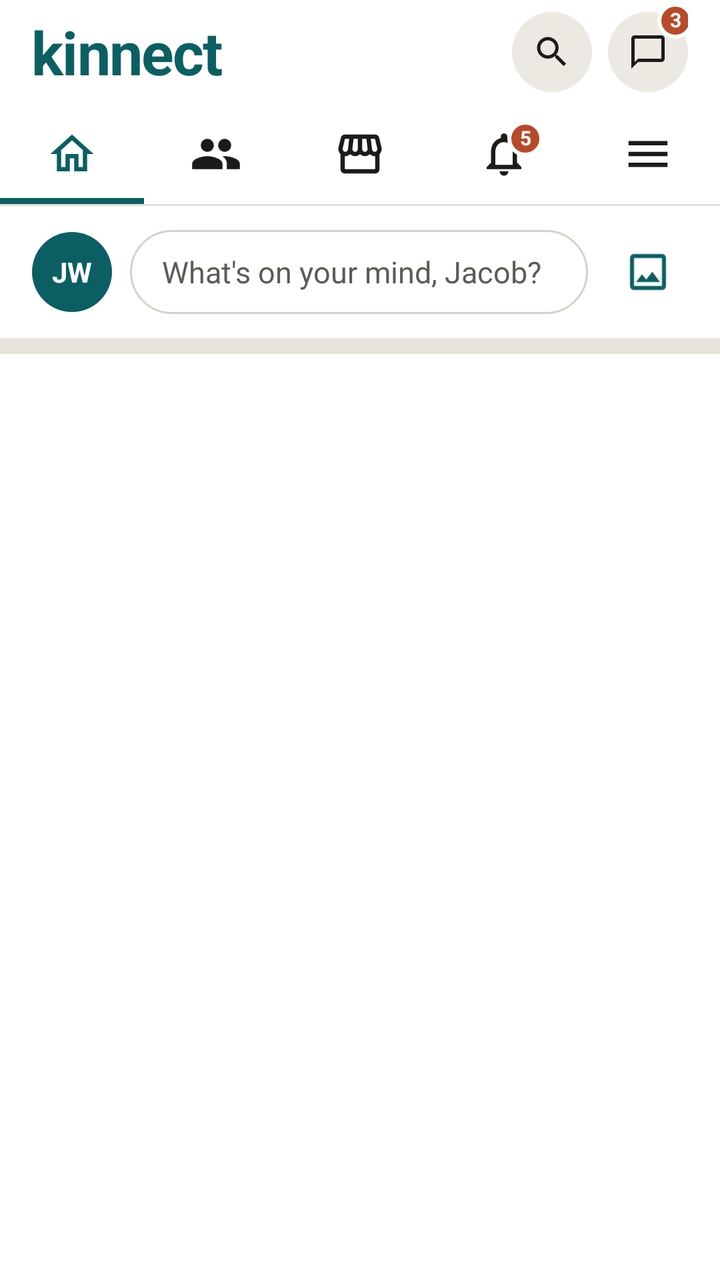
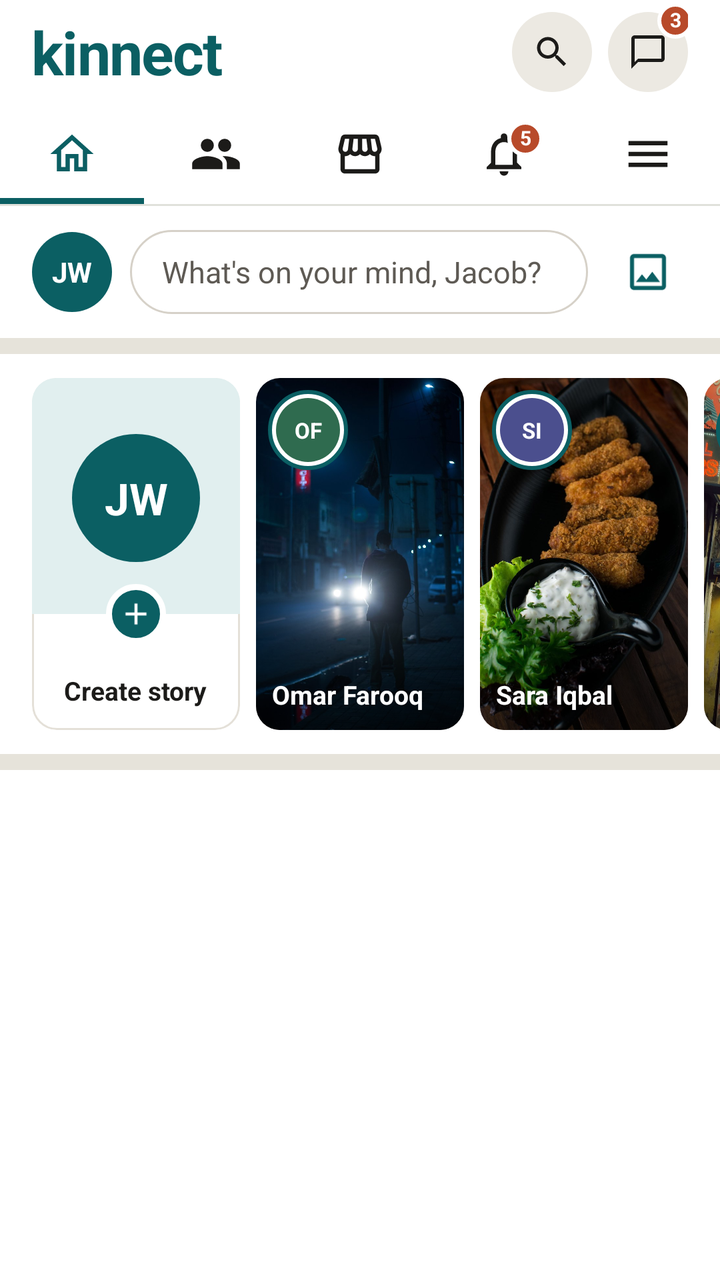

The first picture is an Android layout as it rendered before a commit; the second is the same layout after the commit. The layout source and the unified diff follow.
<!-- AndroidManifest.xml: application theme Theme.I230853 -->
<!-- res/layout/activity_home.xml -->
<?xml version="1.0" encoding="utf-8"?>
<LinearLayout xmlns:android="http://schemas.android.com/apk/res/android"
    xmlns:app="http://schemas.android.com/apk/res-auto"
    xmlns:tools="http://schemas.android.com/tools"
    android:id="@+id/main"
    android:layout_width="match_parent"
    android:layout_height="match_parent"
    android:background="@color/white"
    android:orientation="vertical"
    tools:context=".HomeActivity">

    
    <RelativeLayout
        android:id="@+id/rl_header"
        android:layout_width="match_parent"
        android:layout_height="52dp"
        android:paddingStart="16dp"
        android:paddingEnd="16dp">

        
        <TextView
            android:id="@+id/tv_home_wordmark"
            android:layout_width="wrap_content"
            android:layout_height="wrap_content"
            android:layout_alignParentStart="true"
            android:layout_centerVertical="true"
            android:letterSpacing="-0.02"
            android:text="@string/wordmark"
            android:textColor="@color/kinnect_teal"
            android:textSize="30sp"
            android:textStyle="bold" />

        
        <ImageView
            android:id="@+id/iv_header_chats"
            android:layout_width="40dp"
            android:layout_height="40dp"
            android:layout_alignParentEnd="true"
            android:layout_centerVertical="true"
            android:background="@drawable/bg_circle"
            android:backgroundTint="@color/pill_grey"
            android:contentDescription="@string/cd_chats"
            android:padding="10dp"
            android:src="@drawable/ic_chat"
            app:tint="@color/text_primary" />

        
        <TextView
            android:id="@+id/tv_badge_chats"
            android:layout_width="18dp"
            android:layout_height="18dp"
            android:layout_alignTop="@id/iv_header_chats"
            android:layout_alignEnd="@id/iv_header_chats"
            android:layout_marginTop="-5dp"
            android:layout_marginEnd="-3dp"
            android:background="@drawable/bg_badge"
            android:gravity="center"
            android:includeFontPadding="false"
            android:text="@string/badge_count_3"
            android:textColor="@color/white"
            android:textSize="10sp"
            android:textStyle="bold" />

        
        <ImageView
            android:id="@+id/iv_header_search"
            android:layout_width="40dp"
            android:layout_height="40dp"
            android:layout_centerVertical="true"
            android:layout_marginEnd="8dp"
            android:layout_toStartOf="@id/iv_header_chats"
            android:background="@drawable/bg_circle"
            android:backgroundTint="@color/pill_grey"
            android:contentDescription="@string/cd_search"
            android:padding="10dp"
            android:src="@drawable/ic_search"
            app:tint="@color/text_primary" />
    </RelativeLayout>

    
    <LinearLayout
        android:id="@+id/ll_tab_bar"
        android:layout_width="match_parent"
        android:layout_height="50dp"
        android:orientation="horizontal">

        
        <RelativeLayout
            android:id="@+id/tab_home"
            android:layout_width="0dp"
            android:layout_height="match_parent"
            android:layout_weight="1"
            android:contentDescription="@string/tab_home">

            <ImageView
                android:id="@+id/iv_tab_home"
                android:layout_width="26dp"
                android:layout_height="26dp"
                android:layout_centerInParent="true"
                android:importantForAccessibility="no"
                android:src="@drawable/ic_home"
                app:tint="@color/kinnect_teal" />

            
            <View
                android:layout_width="match_parent"
                android:layout_height="3dp"
                android:layout_alignParentBottom="true"
                android:background="@color/kinnect_teal" />
        </RelativeLayout>

        
        <RelativeLayout
            android:id="@+id/tab_friends"
            android:layout_width="0dp"
            android:layout_height="match_parent"
            android:layout_weight="1"
            android:contentDescription="@string/tab_friends">

            <ImageView
                android:id="@+id/iv_tab_friends"
                android:layout_width="26dp"
                android:layout_height="26dp"
                android:layout_centerInParent="true"
                android:importantForAccessibility="no"
                android:src="@drawable/ic_friends"
                app:tint="@color/text_primary" />
        </RelativeLayout>

        
        <RelativeLayout
            android:id="@+id/tab_marketplace"
            android:layout_width="0dp"
            android:layout_height="match_parent"
            android:layout_weight="1"
            android:contentDescription="@string/tab_marketplace">

            <ImageView
                android:id="@+id/iv_tab_marketplace"
                android:layout_width="26dp"
                android:layout_height="26dp"
                android:layout_centerInParent="true"
                android:importantForAccessibility="no"
                android:src="@drawable/ic_marketplace"
                app:tint="@color/text_primary" />
        </RelativeLayout>

        
        <RelativeLayout
            android:id="@+id/tab_notifications"
            android:layout_width="0dp"
            android:layout_height="match_parent"
            android:layout_weight="1"
            android:contentDescription="@string/tab_notifications">

            <ImageView
                android:id="@+id/iv_tab_notifications"
                android:layout_width="26dp"
                android:layout_height="26dp"
                android:layout_centerInParent="true"
                android:importantForAccessibility="no"
                android:src="@drawable/ic_notifications"
                app:tint="@color/text_primary" />

            
            <TextView
                android:id="@+id/tv_badge_notifications"
                android:layout_width="18dp"
                android:layout_height="18dp"
                android:layout_alignTop="@id/iv_tab_notifications"
                android:layout_alignEnd="@id/iv_tab_notifications"
                android:layout_marginTop="-4dp"
                android:layout_marginEnd="-7dp"
                android:background="@drawable/bg_badge"
                android:gravity="center"
                android:includeFontPadding="false"
                android:text="@string/badge_count_5"
                android:textColor="@color/white"
                android:textSize="10sp"
                android:textStyle="bold" />
        </RelativeLayout>

        
        <RelativeLayout
            android:id="@+id/tab_menu"
            android:layout_width="0dp"
            android:layout_height="match_parent"
            android:layout_weight="1"
            android:contentDescription="@string/tab_menu">

            <ImageView
                android:id="@+id/iv_tab_menu"
                android:layout_width="26dp"
                android:layout_height="26dp"
                android:layout_centerInParent="true"
                android:importantForAccessibility="no"
                android:src="@drawable/ic_menu"
                app:tint="@color/text_primary" />
        </RelativeLayout>
    </LinearLayout>

    
    <View
        android:layout_width="match_parent"
        android:layout_height="1dp"
        android:background="@color/divider" />

    
    <ScrollView
        android:id="@+id/sv_home_feed"
        android:layout_width="match_parent"
        android:layout_height="match_parent">

        <LinearLayout
            android:layout_width="match_parent"
            android:layout_height="wrap_content"
            android:orientation="vertical">

            
            <LinearLayout
                android:id="@+id/ll_composer"
                android:layout_width="match_parent"
                android:layout_height="66dp"
                android:gravity="center_vertical"
                android:orientation="horizontal"
                android:paddingStart="16dp"
                android:paddingEnd="16dp">

                
                <TextView
                    android:id="@+id/tv_composer_avatar"
                    android:layout_width="40dp"
                    android:layout_height="40dp"
                    android:background="@drawable/bg_circle"
                    android:backgroundTint="@color/kinnect_teal"
                    android:contentDescription="@string/cd_your_profile"
                    android:gravity="center"
                    android:text="@string/demo_user_initials"
                    android:textColor="@color/white"
                    android:textSize="14sp"
                    android:textStyle="bold" />

                
                <TextView
                    android:id="@+id/tv_composer_prompt"
                    android:layout_width="0dp"
                    android:layout_height="42dp"
                    android:layout_marginStart="9dp"
                    android:layout_weight="1"
                    android:background="@drawable/bg_composer_pill"
                    android:gravity="center_vertical"
                    android:maxLines="1"
                    android:paddingStart="16dp"
                    android:paddingEnd="16dp"
                    android:text="@string/composer_prompt"
                    android:textColor="@color/text_secondary"
                    android:textSize="15sp" />

                
                <ImageView
                    android:id="@+id/iv_composer_photo"
                    android:layout_width="24dp"
                    android:layout_height="24dp"
                    android:layout_marginStart="18dp"
                    android:layout_marginEnd="8dp"
                    android:contentDescription="@string/cd_add_photo"
                    android:src="@drawable/ic_photo"
                    app:tint="@color/kinnect_teal" />
            </LinearLayout>

            
            <View
                android:layout_width="match_parent"
                android:layout_height="8dp"
                android:background="@color/feed_band" />

        </LinearLayout>
    </ScrollView>

</LinearLayout>
<!-- resources referenced by this layout -->
<resources>
  <color name="divider">#E0E1DB</color>
  <color name="feed_band">#E6E3DA</color>
  <color name="kinnect_teal">#0B5F63</color>
  <color name="pill_grey">#ECE9E2</color>
  <color name="text_primary">#1C1B19</color>
  <color name="text_secondary">#5E5A54</color>
  <color name="white">#FFFFFFFF</color>
  <string name="badge_count_3">3</string>
  <string name="badge_count_5">5</string>
  <string name="cd_add_photo">Add photo</string>
  <string name="cd_chats">Chats</string>
  <string name="cd_search">Search</string>
  <string name="cd_your_profile">Your profile</string>
  <string name="composer_prompt">What\'s on your mind, Jacob?</string>
  <string name="demo_user_initials">JW</string>
  <string name="tab_friends">Friends</string>
  <string name="tab_home">Home</string>
  <string name="tab_marketplace">Marketplace</string>
  <string name="tab_menu">Menu</string>
  <string name="tab_notifications">Notifications</string>
  <string name="wordmark">kinnect</string>
  <style name="Theme.I230853" parent="Base.Theme.I230853" />
  <color name="accent_orange">#B84A2A</color>
  <color name="input_border">#D6D1C8</color>
  <!-- unchanged entries left out for length: 13 -->
</resources>

<!-- the commit's change to res/layout/activity_home.xml (unified diff, before → after) -->
@@ -274,6 +274,267 @@
                 android:layout_height="8dp"
                 android:background="@color/feed_band" />
 
+            
+            <HorizontalScrollView
+                android:id="@+id/hsv_stories"
+                android:layout_width="match_parent"
+                android:layout_height="wrap_content"
+                android:clipToPadding="false"
+                android:paddingStart="8dp"
+                android:paddingTop="12dp"
+                android:paddingEnd="16dp"
+                android:paddingBottom="12dp"
+                android:scrollbars="none">
+
+                <LinearLayout
+                    android:layout_width="wrap_content"
+                    android:layout_height="wrap_content"
+                    android:orientation="horizontal">
+
+                    
+                    <RelativeLayout
+                        android:id="@+id/rl_create_story"
+                        android:layout_width="104dp"
+                        android:layout_height="176dp"
+                        android:layout_marginStart="8dp"
+                        android:background="@drawable/bg_create_story"
+                        android:clipToOutline="true"
+                        android:contentDescription="@string/create_story">
+
+                        
+                        <View
+                            android:id="@+id/v_create_story_top"
+                            android:layout_width="match_parent"
+                            android:layout_height="118dp"
+                            android:background="@color/teal_light" />
+
+                        
+                        <TextView
+                            android:layout_width="64dp"
+                            android:layout_height="64dp"
+                            android:layout_centerHorizontal="true"
+                            android:layout_marginTop="28dp"
+                            android:background="@drawable/bg_circle"
+                            android:backgroundTint="@color/kinnect_teal"
+                            android:gravity="center"
+                            android:importantForAccessibility="no"
+                            android:text="@string/demo_user_initials"
+                            android:textColor="@color/white"
+                            android:textSize="22sp"
+                            android:textStyle="bold" />
+
+                        
+                        <ImageView
+                            android:layout_width="30dp"
+                            android:layout_height="30dp"
+                            android:layout_centerHorizontal="true"
+                            android:layout_marginTop="103dp"
+                            android:background="@drawable/bg_plus_button"
+                            android:importantForAccessibility="no"
+                            android:padding="6dp"
+                            android:src="@drawable/ic_add"
+                            app:tint="@color/white" />
+
+                        <TextView
+                            android:layout_width="wrap_content"
+                            android:layout_height="wrap_content"
+                            android:layout_alignParentBottom="true"
+                            android:layout_centerHorizontal="true"
+                            android:layout_marginBottom="11dp"
+                            android:text="@string/create_story"
+                            android:textColor="@color/text_primary"
+                            android:textSize="13sp"
+                            android:textStyle="bold" />
+                    </RelativeLayout>
+
+                    
+                    <RelativeLayout
+                        android:id="@+id/rl_story_1"
+                        android:layout_width="104dp"
+                        android:layout_height="176dp"
+                        android:layout_marginStart="8dp"
+                        android:background="@drawable/bg_story_card"
+                        android:clipToOutline="true"
+                        android:contentDescription="@string/cd_story_1">
+
+                        <ImageView
+                            android:layout_width="match_parent"
+                            android:layout_height="match_parent"
+                            android:importantForAccessibility="no"
+                            android:scaleType="centerCrop"
+                            android:src="@drawable/img_story_1" />
+
+                        
+                        <View
+                            android:layout_width="match_parent"
+                            android:layout_height="64dp"
+                            android:layout_alignParentBottom="true"
+                            android:background="@drawable/bg_story_scrim" />
+
+                        
+                        <RelativeLayout
+                            android:layout_width="40dp"
+                            android:layout_height="40dp"
+                            android:layout_marginStart="6dp"
+                            android:layout_marginTop="6dp"
+                            android:background="@drawable/bg_story_ring"
+                            android:padding="4dp">
+
+                            <TextView
+                                android:layout_width="match_parent"
+                                android:layout_height="match_parent"
+                                android:background="@drawable/bg_circle"
+                                android:backgroundTint="@color/avatar_green"
+                                android:gravity="center"
+                                android:importantForAccessibility="no"
+                                android:text="@string/initials_of"
+                                android:textColor="@color/white"
+                                android:textSize="11sp"
+                                android:textStyle="bold" />
+                        </RelativeLayout>
+
+                        <TextView
+                            android:layout_width="match_parent"
+                            android:layout_height="wrap_content"
+                            android:layout_alignParentBottom="true"
+                            android:layout_marginStart="8dp"
+                            android:layout_marginEnd="6dp"
+                            android:layout_marginBottom="9dp"
+                            android:maxLines="1"
+                            android:text="@string/name_omar_farooq"
+                            android:textColor="@color/white"
+                            android:textSize="13sp"
+                            android:textStyle="bold" />
+                    </RelativeLayout>
+
+                    
+                    <RelativeLayout
+                        android:id="@+id/rl_story_2"
+                        android:layout_width="104dp"
+                        android:layout_height="176dp"
+                        android:layout_marginStart="8dp"
+                        android:background="@drawable/bg_story_card"
+                        android:clipToOutline="true"
+                        android:contentDescription="@string/cd_story_2">
+
+                        <ImageView
+                            android:layout_width="match_parent"
+                            android:layout_height="match_parent"
+                            android:importantForAccessibility="no"
+                            android:scaleType="centerCrop"
+                            android:src="@drawable/img_story_2" />
+
+                        
+                        <View
+                            android:layout_width="match_parent"
+                            android:layout_height="64dp"
+                            android:layout_alignParentBottom="true"
+                            android:background="@drawable/bg_story_scrim" />
+
+                        
+                        <RelativeLayout
+                            android:layout_width="40dp"
+                            android:layout_height="40dp"
+                            android:layout_marginStart="6dp"
+                            android:layout_marginTop="6dp"
+                            android:background="@drawable/bg_story_ring"
+                            android:padding="4dp">
+
+                            <TextView
+                                android:layout_width="match_parent"
+                                android:layout_height="match_parent"
+                                android:background="@drawable/bg_circle"
+                                android:backgroundTint="@color/avatar_indigo"
+                                android:gravity="center"
+                                android:importantForAccessibility="no"
+                                android:text="@string/initials_si"
+                                android:textColor="@color/white"
+                                android:textSize="11sp"
+                                android:textStyle="bold" />
+                        </RelativeLayout>
+
+                        <TextView
+                            android:layout_width="match_parent"
+                            android:layout_height="wrap_content"
+                            android:layout_alignParentBottom="true"
+                            android:layout_marginStart="8dp"
+                            android:layout_marginEnd="6dp"
+                            android:layout_marginBottom="9dp"
+                            android:maxLines="1"
+                            android:text="@string/name_sara_iqbal"
+                            android:textColor="@color/white"
+                            android:textSize="13sp"
+                            android:textStyle="bold" />
+                    </RelativeLayout>
+
+                    
+                    <RelativeLayout
+                        android:id="@+id/rl_story_3"
+                        android:layout_width="104dp"
+                        android:layout_height="176dp"
+                        android:layout_marginStart="8dp"
+                        android:background="@drawable/bg_story_card"
+                        android:clipToOutline="true"
+                        android:contentDescription="@string/cd_story_3">
+
+                        <ImageView
+                            android:layout_width="match_parent"
+                            android:layout_height="match_parent"
+                            android:importantForAccessibility="no"
+                            android:scaleType="centerCrop"
+                            android:src="@drawable/img_story_3" />
+
+                        
+                        <View
+                            android:layout_width="match_parent"
+                            android:layout_height="64dp"
+                            android:layout_alignParentBottom="true"
+                            android:background="@drawable/bg_story_scrim" />
+
+                        
+                        <RelativeLayout
+                            android:layout_width="40dp"
+                            android:layout_height="40dp"
+                            android:layout_marginStart="6dp"
+                            android:layout_marginTop="6dp"
+                            android:background="@drawable/bg_story_ring"
+                            android:padding="4dp">
+
+                            <TextView
+                                android:layout_width="match_parent"
+                                android:layout_height="match_parent"
+                                android:background="@drawable/bg_circle"
+                                android:backgroundTint="@color/avatar_brown"
+                                android:gravity="center"
+                                android:importantForAccessibility="no"
+                                android:text="@string/initials_ha"
+                                android:textColor="@color/white"
+                                android:textSize="11sp"
+                                android:textStyle="bold" />
+                        </RelativeLayout>
+
+                        <TextView
+                            android:layout_width="match_parent"
+                            android:layout_height="wrap_content"
+                            android:layout_alignParentBottom="true"
+                            android:layout_marginStart="8dp"
+                            android:layout_marginEnd="6dp"
+                            android:layout_marginBottom="9dp"
+                            android:maxLines="1"
+                            android:text="@string/name_hamza_ali"
+                            android:textColor="@color/white"
+                            android:textSize="13sp"
+                            android:textStyle="bold" />
+                    </RelativeLayout>
+                </LinearLayout>
+            </HorizontalScrollView>
+
+            
+            <View
+                android:layout_width="match_parent"
+                android:layout_height="8dp"
+                android:background="@color/feed_band" />
+
         </LinearLayout>
     </ScrollView>
 
<!-- resource entries referenced after the edit -->
@@ -1,20 +1,86 @@
 <!-- resources referenced by this layout -->
 <resources>
+  <color name="avatar_brown">#8A5A2C</color>
+  <color name="avatar_green">#2F6B4F</color>
+  <color name="avatar_indigo">#4B4F8E</color>
   <color name="divider">#E0E1DB</color>
   <color name="feed_band">#E6E3DA</color>
   <color name="kinnect_teal">#0B5F63</color>
   <color name="pill_grey">#ECE9E2</color>
+  <color name="teal_light">#E1EFEF</color>
   <color name="text_primary">#1C1B19</color>
   <color name="text_secondary">#5E5A54</color>
   <color name="white">#FFFFFFFF</color>
+  <!-- drawable bg_create_story (drawable) -->
+  <?xml version="1.0" encoding="utf-8"?>
+  <shape xmlns:android="http://schemas.android.com/apk/res/android"
+      android:shape="rectangle">
+      <solid android:color="@color/white" />
+      <stroke android:width="1dp" android:color="@color/card_border" />
+      <corners android:radius="12dp" />
+  </shape>
+  <!-- drawable bg_plus_button (drawable) -->
+  <?xml version="1.0" encoding="utf-8"?>
+  <shape xmlns:android="http://schemas.android.com/apk/res/android"
+      android:shape="oval">
+      <solid android:color="@color/kinnect_teal" />
+      <stroke android:width="3dp" android:color="@color/white" />
+  </shape>
+  <!-- drawable bg_story_card (drawable) -->
+  <?xml version="1.0" encoding="utf-8"?>
+  <shape xmlns:android="http://schemas.android.com/apk/res/android"
+      android:shape="rectangle">
+      <solid android:color="@color/pill_grey" />
+      <corners android:radius="12dp" />
+  </shape>
+  <!-- drawable bg_story_ring (drawable) -->
+  <?xml version="1.0" encoding="utf-8"?>
+  <shape xmlns:android="http://schemas.android.com/apk/res/android"
+      android:shape="oval">
+      <solid android:color="@color/white" />
+      <stroke android:width="2dp" android:color="@color/kinnect_teal" />
+  </shape>
+  <!-- drawable bg_story_scrim (drawable) -->
+  <?xml version="1.0" encoding="utf-8"?>
+  <shape xmlns:android="http://schemas.android.com/apk/res/android"
+      android:shape="rectangle">
+      <gradient
+          android:angle="270"
+          android:endColor="#99000000"
+          android:startColor="#00000000" />
+  </shape>
+  <!-- drawable ic_add (drawable) -->
+  <?xml version="1.0" encoding="utf-8"?>
+  <vector xmlns:android="http://schemas.android.com/apk/res/android"
+      android:width="24dp"
+      android:height="24dp"
+      android:viewportWidth="24"
+      android:viewportHeight="24">
+      <path
+          android:fillColor="#FF000000"
+          android:pathData="M19,13h-6v6h-2v-6H5v-2h6V5h2v6h6v2z" />
+  </vector>
+  <!-- drawable img_story_1: jpg bitmap (drawable-nodpi, 55708 bytes) -->
+  <!-- drawable img_story_2: jpg bitmap (drawable-nodpi, 117508 bytes) -->
+  <!-- drawable img_story_3: jpg bitmap (drawable-nodpi, 223650 bytes) -->
   <string name="badge_count_3">3</string>
   <string name="badge_count_5">5</string>
   <string name="cd_add_photo">Add photo</string>
   <string name="cd_chats">Chats</string>
   <string name="cd_search">Search</string>
+  <string name="cd_story_1">Omar Farooq\'s story</string>
+  <string name="cd_story_2">Sara Iqbal\'s story</string>
+  <string name="cd_story_3">Hamza Ali\'s story</string>
   <string name="cd_your_profile">Your profile</string>
   <string name="composer_prompt">What\'s on your mind, Jacob?</string>
+  <string name="create_story">Create story</string>
   <string name="demo_user_initials">JW</string>
+  <string name="initials_ha">HA</string>
+  <string name="initials_of">OF</string>
+  <string name="initials_si">SI</string>
+  <string name="name_hamza_ali">Hamza Ali</string>
+  <string name="name_omar_farooq">Omar Farooq</string>
+  <string name="name_sara_iqbal">Sara Iqbal</string>
   <string name="tab_friends">Friends</string>
   <string name="tab_home">Home</string>
   <string name="tab_marketplace">Marketplace</string>
@@ -24,6 +90,7 @@
   <style name="Theme.I230853" parent="Base.Theme.I230853" />
   <color name="accent_orange">#B84A2A</color>
   <color name="input_border">#D6D1C8</color>
+  <color name="card_border">#E4E0D8</color>
   <!-- unchanged entries left out for length: 13 -->
 </resources>
 
